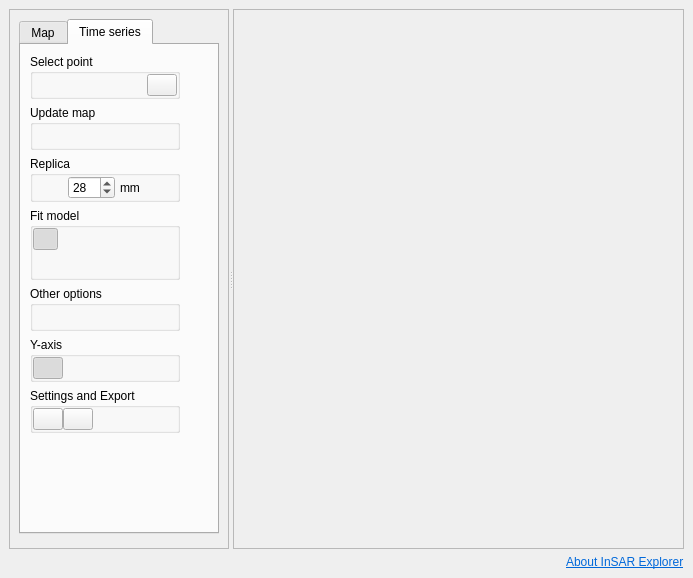
The window that insar_explorer_dockwidget_base.ui (luhipi/insar-explorer) describes before a commit, drawn with Qt 5.
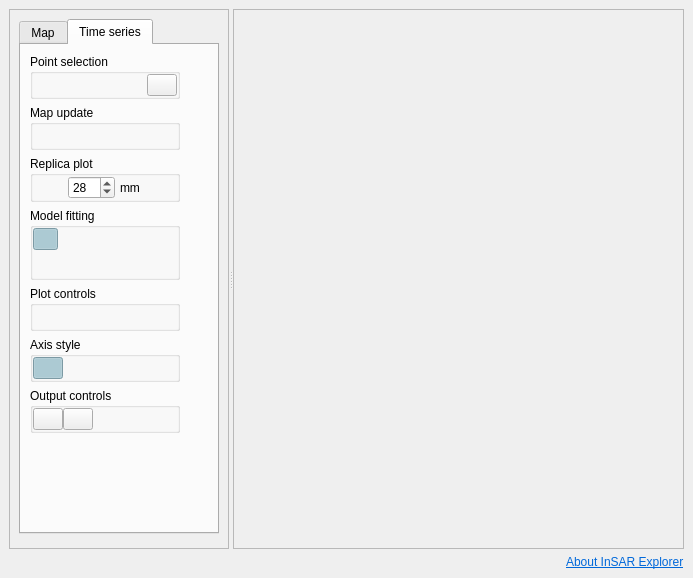
The same window after the commit. The open tabs and pages were chosen to show the change. Icons and pictures are not drawn.

Commit message: update labels and tooltips of ui compopnents. Add blue and green to checkable pushbuttons.

What changed in the file:
```diff
--- a/insar_explorer_dockwidget_base.ui
+++ b/insar_explorer_dockwidget_base.ui
@@ -114,7 +114,7 @@
              <x>0</x>
              <y>0</y>
              <width>224</width>
-             <height>522</height>
+             <height>529</height>
             </rect>
            </property>
            <layout class="QVBoxLayout" name="verticalLayout">
@@ -953,7 +953,7 @@
                      <bool>false</bool>
                     </property>
                     <property name="title">
-                     <string>Select point</string>
+                     <string>Point selection</string>
                     </property>
                     <property name="flat">
                      <bool>true</bool>
@@ -1169,7 +1169,7 @@
                      <bool>false</bool>
                     </property>
                     <property name="title">
-                     <string>Update map</string>
+                     <string>Map update</string>
                     </property>
                     <property name="flat">
                      <bool>true</bool>
@@ -1301,7 +1301,7 @@
                      <string>Plot fit residual</string>
                     </property>
                     <property name="title">
-                     <string>Replica</string>
+                     <string>Replica plot</string>
                     </property>
                     <property name="flat">
                      <bool>true</bool>
@@ -1463,7 +1463,7 @@
                      <string>Plot fit residual</string>
                     </property>
                     <property name="title">
-                     <string>Fit model</string>
+                     <string>Model fitting</string>
                     </property>
                     <property name="flat">
                      <bool>true</bool>
@@ -1524,6 +1524,9 @@
                             <string notr="true">QPushButton:hover {
     border: 1px solid #bbb;
 }
+QPushButton:checked {
+    background-color: lightblue;
+}
 </string>
                            </property>
                            <property name="text">
@@ -1962,7 +1965,7 @@
                      <string>Plot fit residual</string>
                     </property>
                     <property name="title">
-                     <string>Other options</string>
+                     <string>Plot controls</string>
                     </property>
                     <property name="flat">
                      <bool>true</bool>
@@ -2081,7 +2084,7 @@
                      <string>Plot fit residual</string>
                     </property>
                     <property name="title">
-                     <string>Y-axis</string>
+                     <string>Axis style</string>
                     </property>
                     <property name="flat">
                      <bool>true</bool>
@@ -2137,7 +2140,9 @@
                           <string notr="true">QPushButton:hover {
     border: 1px solid #bbb;
 }
-
+QPushButton:checked {
+    background-color: lightblue;
+}
 </string>
                          </property>
                          <property name="text">
@@ -2326,7 +2331,7 @@
                      <string>Plot fit residual</string>
                     </property>
                     <property name="title">
-                     <string>Settings and Export</string>
+                     <string>Output controls</string>
                     </property>
                     <property name="flat">
                      <bool>true</bool>
```
Left out of the diff: 119 changed lines with no effect on the pictures.
